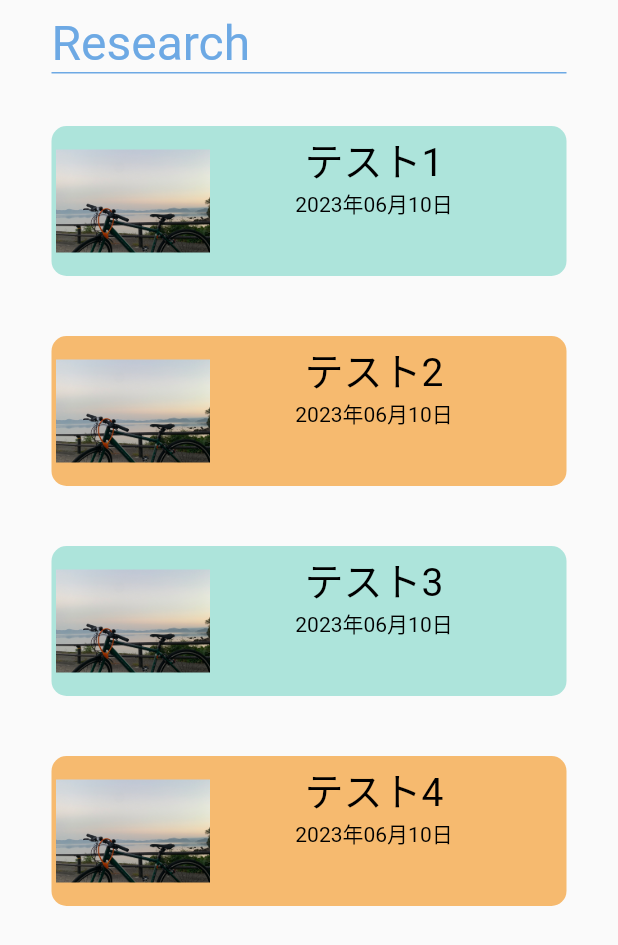
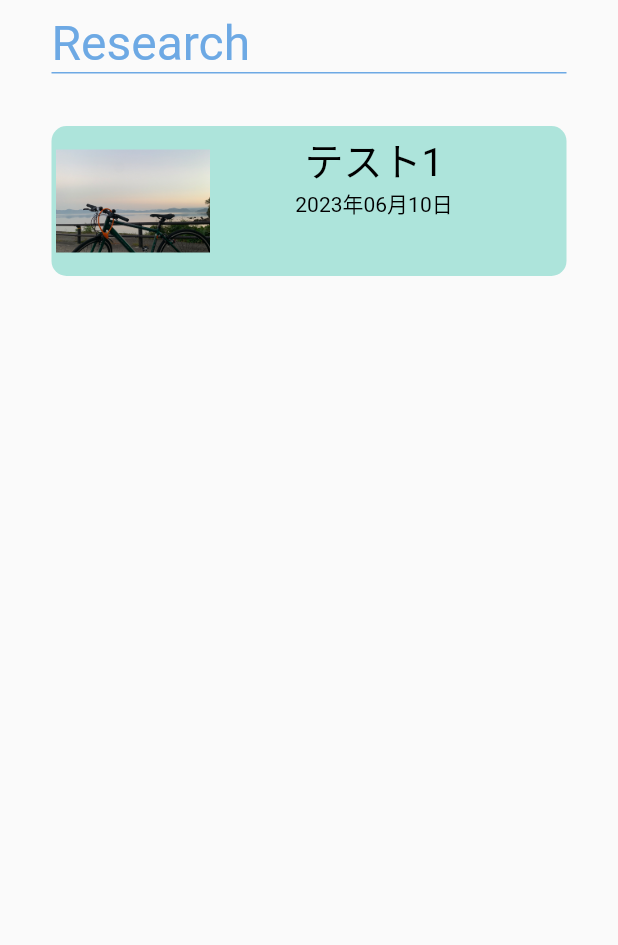
Before and after one commit to s1270146/portfolio-2023, a Flutter app: the ResearchPage widget shown alone on an empty page, opened directly, on a phone screen of 412 x 824 dp. Shown: the top 945 px of the screen. Run offline on Flutter 3.47's test engine with Material 2 defaults, Android fonts, the phone set to English and light mode, and no system bars; our stand-ins replace animated_text_kit, firebase_core, hooks_riverpod; missing offline and left inert: markdown_widget; accounts and stored records are empty; generated files the repository leaves out were written again.

Commit message:
アーティクルデータ変更

```diff
--- a/lib/page/main_content_page/research_page.dart
+++ b/lib/page/main_content_page/research_page.dart
@@ -10,29 +10,12 @@ class ResearchPage extends ConsumerWidget {
   Widget build(BuildContext context, WidgetRef ref) {
     final List<Article> articles = [
       Article(
+        id: '1',
         title: 'テスト1',
         createDate: DateTime.now(),
         imagePath: "images/back.jpg",
         overview:
             'tttttttttttttttttttttttttttttttttttttttttttttttttttttttttttttttttttttttttttttttttttttttttttttttttttttttt',
-      ),
-      Article(
-        title: 'テスト2',
-        createDate: DateTime.now(),
-        imagePath: "images/back.jpg",
-        overview: 'tttttttttttttttttttttttttttttttttttttttttttt',
-      ),
-      Article(
-        title: 'テスト3',
-        createDate: DateTime.now(),
-        imagePath: "images/back.jpg",
-        overview: 'tttttttttttttttttttttttttttttttttttttttttttt',
-      ),
-      Article(
-        title: 'テスト4',
-        createDate: DateTime.now(),
-        imagePath: "images/back.jpg",
-        overview: 'tttttttttttttttttttttttttttttttttttttttttttt',
       ),
     ];
     final mediumSize = ref.watch(mediumSizeProvider);
```
Also changed, not shown: lib/page/main_content_page/blog_page.dart (+1 -27 lines), lib/page/main_content_page/works_page.dart (+1 -18 lines).
